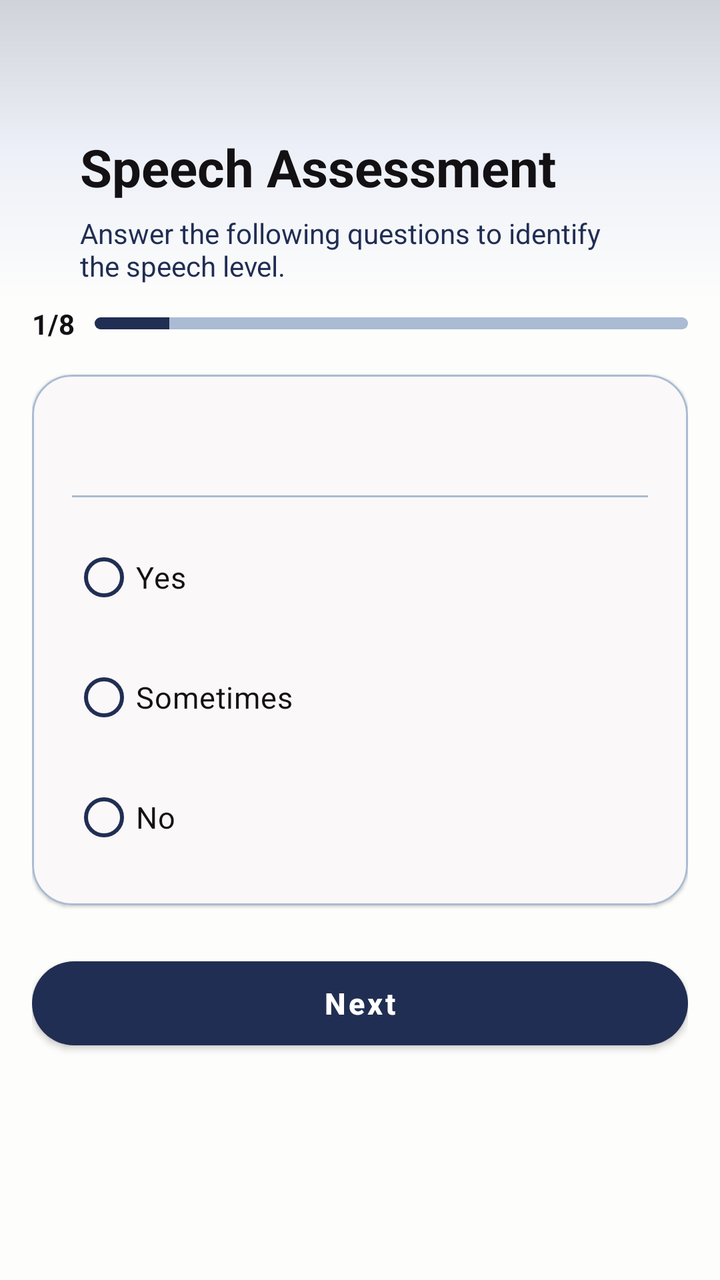
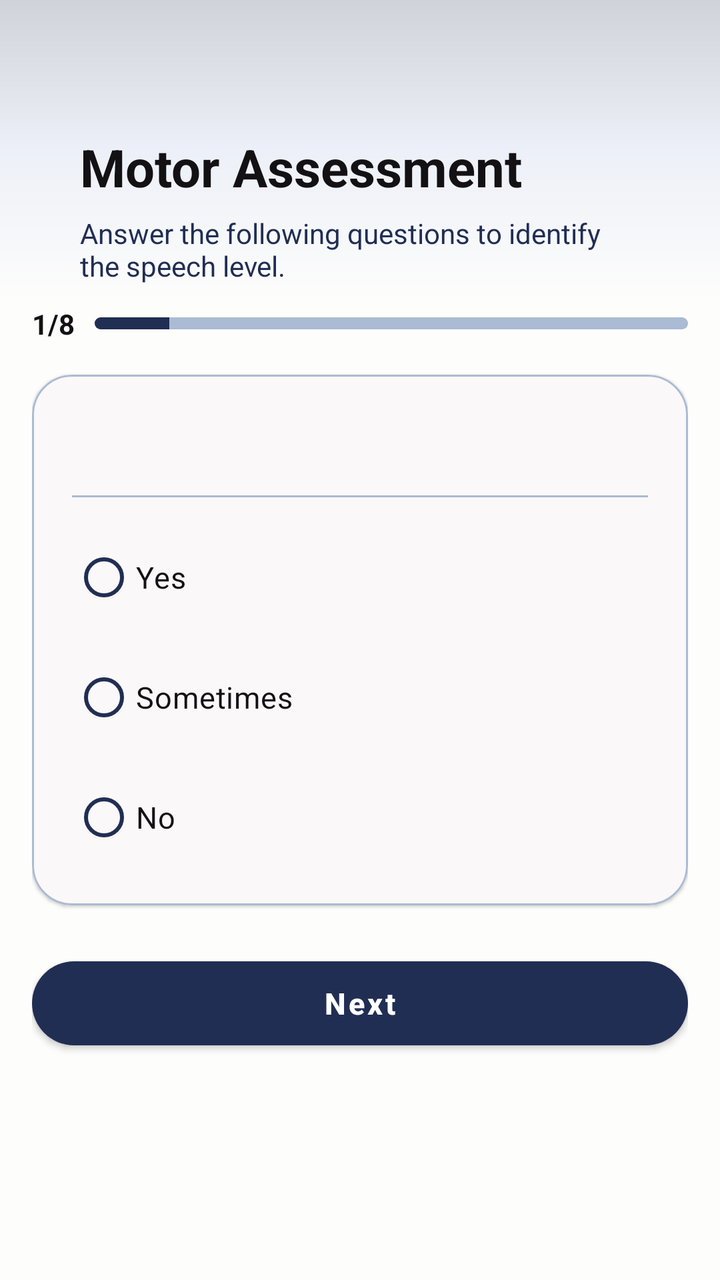

Compare the two renders of this Android layout. The source of the first and the diff that turns it into the second are given below.
<!-- AndroidManifest.xml: application theme Theme.DownSteps1 -->
<!-- res/layout/activity_motor_test.xml -->
<?xml version="1.0" encoding="utf-8"?>
<androidx.constraintlayout.widget.ConstraintLayout
    xmlns:android="http://schemas.android.com/apk/res/android"
    xmlns:app="http://schemas.android.com/apk/res-auto"
    android:id="@+id/speechTestPage"
    android:layout_width="match_parent"
    android:layout_height="match_parent"
    android:background="@color/bg_main">

    
    <View
        android:id="@+id/topShape"
        style="@style/TopShape"
        android:layout_width="0dp"
        android:layout_height="150dp"
        android:alpha="0.20"
        app:layout_constraintTop_toTopOf="parent"
        app:layout_constraintStart_toStartOf="parent"
        app:layout_constraintEnd_toEndOf="parent" />

    
    <androidx.core.widget.NestedScrollView
        android:id="@+id/scrollContent"
        android:layout_width="0dp"
        android:layout_height="0dp"
        android:clipToPadding="false"
        android:fillViewport="true"
        android:overScrollMode="never"
        android:paddingStart="16dp"
        android:paddingTop="8dp"
        android:paddingEnd="16dp"
        android:paddingBottom="32dp"
        android:scrollbars="none"
        app:layout_constraintTop_toTopOf="parent"
        app:layout_constraintBottom_toBottomOf="parent"
        app:layout_constraintStart_toStartOf="parent"
        app:layout_constraintEnd_toEndOf="parent">

        <LinearLayout
            android:layout_width="match_parent"
            android:layout_height="wrap_content"
            android:orientation="vertical">

            
            <LinearLayout
                android:id="@+id/headerLayout"
                style="@style/Header"
                android:layout_width="match_parent"
                android:layout_height="wrap_content"
                android:orientation="vertical"
                android:paddingBottom="10dp">

                <TextView
                    android:id="@+id/tvPageTitle"
                    style="@style/Text.Title"
                    android:layout_width="wrap_content"
                    android:layout_height="wrap_content"
                    android:text="@string/speech_assessment"/>

                <TextView
                    android:id="@+id/tvPageSubtitle"
                    style="@style/Text.Subtitle"
                    android:layout_width="wrap_content"
                    android:layout_height="wrap_content"
                    android:layout_marginTop="6dp"
                    android:text="@string/speech_assessment_subtitle"/>

            </LinearLayout>

            
            <LinearLayout
                android:layout_width="match_parent"
                android:layout_height="wrap_content"
                android:layout_marginBottom="16dp"
                android:gravity="center_vertical"
                android:orientation="horizontal">

                <TextView
                    android:id="@+id/tvProgress"
                    style="@style/Text.Label"
                    android:layout_width="wrap_content"
                    android:layout_height="wrap_content"
                    android:layout_marginEnd="10dp"
                    android:text="1/8" />

                <ProgressBar
                    android:id="@+id/progressQuestions"
                    style="@style/ProgressBar.Primary"
                    android:layout_width="0dp"
                    android:layout_height="6dp"
                    android:layout_weight="1"
                    android:indeterminate="false"
                    android:max="8"
                    android:progress="1" />

            </LinearLayout>

            
            <com.google.android.material.card.MaterialCardView
                android:id="@+id/questionCard"
                style="@style/Card"
                android:layout_width="match_parent"
                android:layout_height="wrap_content"
                android:layout_marginBottom="22dp"
                app:cardElevation="1dp">

                <LinearLayout
                    style="@style/Card.Padding"
                    android:layout_width="match_parent"
                    android:layout_height="wrap_content"
                    android:orientation="vertical">

                    <TextView
                        android:id="@+id/tvQuestion"
                        style="@style/Text.Section"
                        android:layout_width="match_parent"
                        android:layout_height="wrap_content"
                        android:layout_marginBottom="16dp"
                        android:text="" />

                    <View
                        android:layout_width="match_parent"
                        android:layout_height="1dp"
                        android:layout_marginBottom="16dp"
                        android:background="@color/card_border" />

                    <RadioGroup
                        android:id="@+id/rgAnswers"
                        android:layout_width="match_parent"
                        android:layout_height="wrap_content"
                        android:orientation="vertical">

                        <RadioButton
                            android:id="@+id/rbYes"
                            style="@style/Radio"
                            android:layout_width="wrap_content"
                            android:layout_height="wrap_content"
                            android:layout_marginBottom="12dp"
                            android:text="@string/yes"
                            app:buttonTint="@color/btn_primary" />

                        <RadioButton
                            android:id="@+id/rbSometimes"
                            style="@style/Radio"
                            android:layout_width="wrap_content"
                            android:layout_height="wrap_content"
                            android:layout_marginBottom="12dp"
                            android:text="@string/sometimes"
                            app:buttonTint="@color/btn_primary" />

                        <RadioButton
                            android:id="@+id/rbNo"
                            style="@style/Radio"
                            android:layout_width="wrap_content"
                            android:layout_height="wrap_content"
                            android:text="@string/no"
                            app:buttonTint="@color/btn_primary" />

                    </RadioGroup>

                </LinearLayout>

            </com.google.android.material.card.MaterialCardView>

            
            <com.google.android.material.button.MaterialButton
                android:id="@+id/btnNext"
                style="@style/Btn.Primary"
                android:layout_width="match_parent"
                android:layout_height="54dp"
                android:text="@string/next" />

        </LinearLayout>

    </androidx.core.widget.NestedScrollView>

</androidx.constraintlayout.widget.ConstraintLayout>
<!-- resources referenced by this layout -->
<resources>
  <color name="bg_main">#FDFDFB</color>
  <color name="btn_primary">#212E53</color>
  <color name="card_border">#AABBD3</color>
  <string name="next">Next</string>
  <string name="no">No</string>
  <string name="sometimes">Sometimes</string>
  <string name="speech_assessment">Speech Assessment</string>
  <string name="speech_assessment_subtitle">Answer the following questions to identify the speech level.</string>
  <string name="yes">Yes</string>
  <style name="Btn.Primary" parent="Widget.MaterialComponents.Button">
          <item name="android:layout_height">54dp</item>
          <item name="android:textAllCaps">false</item>
          <item name="android:textColor">@color/white</item>
          <item name="android:textSize">15sp</item>
          <item name="android:textStyle">bold</item>
          <item name="backgroundTint">@color/btn_primary</item>
          <item name="cornerRadius">27dp</item>
          <item name="elevation">0dp</item>
      </style>
  <style name="Card">
          <item name="cardBackgroundColor">@color/card_bg</item>
          <item name="cardCornerRadius">20dp</item>
          <item name="strokeWidth">1dp</item>
          <item name="strokeColor">@color/card_border</item>
          <item name="cardUseCompatPadding">false</item>
      </style>
  <style name="Card.Padding">
          <item name="android:padding">20dp</item>
      </style>
  <style name="Header">
          <item name="android:paddingStart">24dp</item>
          <item name="android:paddingTop">58dp</item>
          <item name="android:paddingEnd">24dp</item>
          <item name="android:paddingBottom">24dp</item>
      </style>
  <style name="ProgressBar.Primary" parent="@android:style/Widget.ProgressBar.Horizontal">
          <item name="android:progressTint">@color/btn_primary</item>
          <item name="android:progressBackgroundTint">@color/card_border</item>
      </style>
  <style name="Radio">
          <item name="android:textColor">@color/text_label</item>
          <item name="android:textSize">15sp</item>
          <item name="android:paddingTop">12dp</item>
          <item name="android:buttonTint">@color/btn_primary</item>
          <item name="android:paddingBottom">12dp</item>
      </style>
  <style name="Text.Label">
          <item name="android:textColor">@color/text_label</item>
          <item name="android:textSize">14sp</item>
          <item name="android:textStyle">bold</item>
      </style>
  <style name="Text.Section">
          <item name="android:textColor">@color/text_title</item>
          <item name="android:textSize">18sp</item>
          <item name="android:textStyle">bold</item>
      </style>
  <style name="Text.Subtitle">
          <item name="android:textColor">@color/text_subtitle</item>
          <item name="android:textSize">14sp</item>
      </style>
  <style name="Text.Title">
          <item name="android:textColor">@color/text_title</item>
          <item name="android:textSize">26sp</item>
          <item name="android:textStyle">bold</item>
      </style>
  <style name="TopShape">
          <item name="android:background">@drawable/bg_top</item>
          <item name="android:alpha">0.45</item>
      </style>
  <style name="Theme.DownSteps1" parent="Base.Theme.DownSteps1" />
  <color name="white">#FFFFFF</color>
  <color name="card_bg">#FAF8F8</color>
  <color name="text_label">#131114</color>
  <color name="text_title">#131114</color>
  <color name="text_subtitle">#212E53</color>
  <!-- drawable bg_top (drawable) -->
  <shape xmlns:android="http://schemas.android.com/apk/res/android"
      android:shape="rectangle">
  
      <gradient
          android:angle="270"
          android:startColor="#212E53"
          android:centerColor="#AEBEED"
          android:endColor="#FFFFFF" />
  
  </shape>
  <style name="Base.Theme.DownSteps1" parent="Theme.Material3.DayNight.NoActionBar">
          
          
          <item name="colorPrimary">@color/btn_primary</item>
          <item name="colorSecondary">@color/btn_primary</item>
          <item name="colorAccent">@color/btn_primary</item>
      </style>
</resources>

<!-- the commit's change to res/layout/activity_motor_test.xml (unified diff, before → after) -->
@@ -55,7 +55,7 @@
                     style="@style/Text.Title"
                     android:layout_width="wrap_content"
                     android:layout_height="wrap_content"
-                    android:text="@string/speech_assessment"/>
+                    android:text="@string/motor_assessment"/>
 
                 <TextView
                     android:id="@+id/tvPageSubtitle"
<!-- resource entries referenced after the edit -->
@@ -3,10 +3,12 @@
   <color name="bg_main">#FDFDFB</color>
   <color name="btn_primary">#212E53</color>
   <color name="card_border">#AABBD3</color>
+  <string name="motor_assessment">
+      Motor Assessment
+  </string>
   <string name="next">Next</string>
   <string name="no">No</string>
   <string name="sometimes">Sometimes</string>
-  <string name="speech_assessment">Speech Assessment</string>
   <string name="speech_assessment_subtitle">Answer the following questions to identify the speech level.</string>
   <string name="yes">Yes</string>
   <style name="Btn.Primary" parent="Widget.MaterialComponents.Button">
